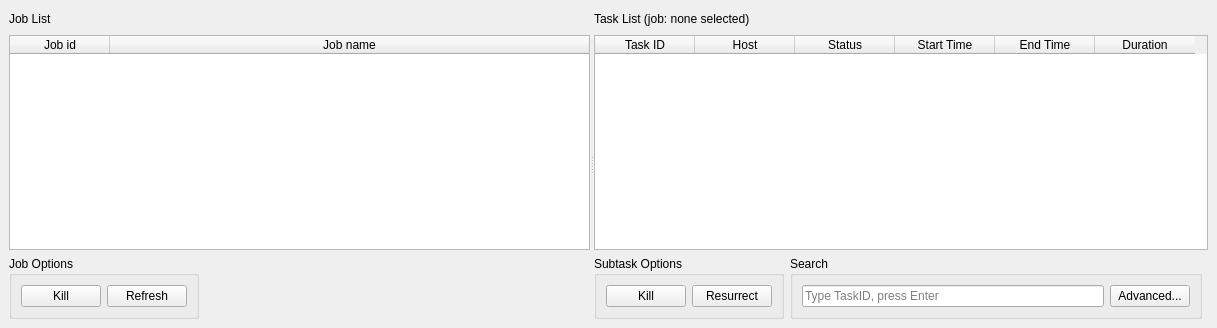
Above: Ui_JobListTest.ui from CogswellProjectHydra/githubHydraRepo before the change. Below: the same form after it.
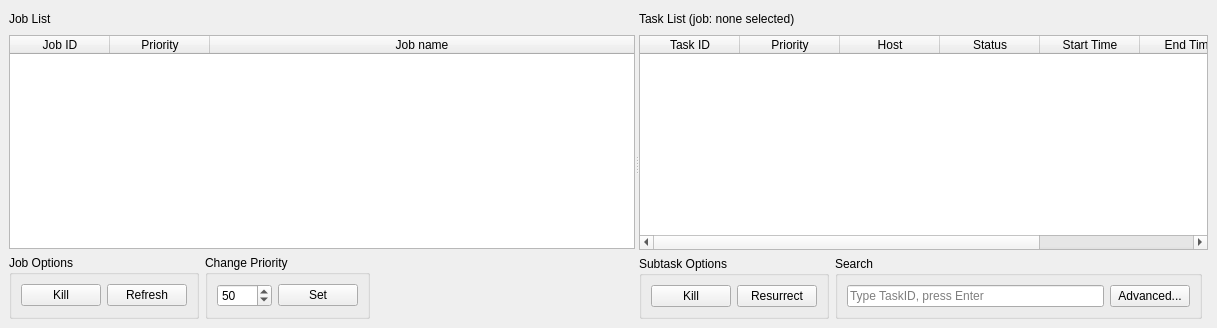
That is the form after the change.

Commit message: Added priorities and setting thereof to JobListTest

Diff of the .ui file:
```diff
--- a/Ui_JobListTest.ui
+++ b/Ui_JobListTest.ui
@@ -22,7 +22,7 @@
       </property>
       <widget class="QWidget" name="layoutWidget">
        <layout class="QGridLayout" name="gridLayout">
-        <item row="1" column="0" colspan="3">
+        <item row="1" column="0" colspan="7">
          <widget class="QTableWidget" name="jobTable">
           <property name="editTriggers">
            <set>QAbstractItemView::NoEditTriggers</set>
@@ -30,12 +30,23 @@
           <property name="sortingEnabled">
            <bool>true</bool>
           </property>
+          <attribute name="horizontalHeaderVisible">
+           <bool>true</bool>
+          </attribute>
           <attribute name="horizontalHeaderStretchLastSection">
            <bool>true</bool>
           </attribute>
+          <attribute name="verticalHeaderVisible">
+           <bool>false</bool>
+          </attribute>
           <column>
            <property name="text">
-            <string>Job id</string>
+            <string>Job ID</string>
+           </property>
+          </column>
+          <column>
+           <property name="text">
+            <string>Priority</string>
            </property>
           </column>
           <column>
@@ -45,8 +56,8 @@
           </column>
          </widget>
         </item>
-        <item row="2" column="2">
-         <spacer name="horizontalSpacer_2">
+        <item row="0" column="1" colspan="6">
+         <spacer name="horizontalSpacer">
           <property name="orientation">
            <enum>Qt::Horizontal</enum>
           </property>
@@ -58,6 +69,16 @@
           </property>
          </spacer>
         </item>
+        <item row="0" column="0">
+         <widget class="QLabel" name="jobTableLabel">
+          <property name="text">
+           <string>Job List</string>
+          </property>
+          <property name="buddy">
+           <cstring>jobTable</cstring>
+          </property>
+         </widget>
+        </item>
         <item row="2" column="0" colspan="2">
          <widget class="QGroupBox" name="groupBox_2">
           <property name="minimumSize">
@@ -70,14 +91,14 @@
            <string>Job Options</string>
           </property>
           <layout class="QGridLayout" name="gridLayout_5">
-           <item row="0" column="0">
+           <item row="1" column="0">
             <widget class="QPushButton" name="killJobButton">
              <property name="text">
               <string>Kill</string>
              </property>
             </widget>
            </item>
-           <item row="0" column="1">
+           <item row="1" column="1">
             <widget class="QPushButton" name="refreshButton">
              <property name="text">
               <string>Refresh</string>
@@ -87,27 +108,33 @@
           </layout>
          </widget>
         </item>
-        <item row="0" column="1" colspan="2">
-         <spacer name="horizontalSpacer">
-          <property name="orientation">
-           <enum>Qt::Horizontal</enum>
+        <item row="2" column="2" colspan="2">
+         <widget class="QGroupBox" name="groupBox_4">
+          <property name="title">
+           <string>Change Priority</string>
           </property>
-          <property name="sizeHint" stdset="0">
-           <size>
-            <width>40</width>
-            <height>20</height>
-           </size>
+          <property name="alignment">
+           <set>Qt::AlignLeading|Qt::AlignLeft|Qt::AlignTop</set>
           </property>
-         </spacer>
-        </item>
-        <item row="0" column="0">
-         <widget class="QLabel" name="jobTableLabel">
-          <property name="text">
-           <string>Job List</string>
-          </property>
-          <property name="buddy">
-           <cstring>jobTable</cstring>
-          </property>
+          <layout class="QGridLayout" name="gridLayout_7">
+           <item row="1" column="1">
+            <widget class="QPushButton" name="prioritySetButton">
+             <property name="text">
+              <string>Set</string>
+             </property>
+            </widget>
+           </item>
+           <item row="1" column="0">
+            <widget class="QSpinBox" name="prioritySpinBox">
+             <property name="maximum">
+              <number>999</number>
+             </property>
+             <property name="value">
+              <number>50</number>
+             </property>
+            </widget>
+           </item>
+          </layout>
          </widget>
         </item>
        </layout>
@@ -170,11 +197,19 @@
           <property name="sortingEnabled">
            <bool>true</bool>
           </property>
+          <attribute name="verticalHeaderVisible">
+           <bool>false</bool>
+          </attribute>
           <column>
            <property name="text">
             <string>Task ID</string>
            </property>
           </column>
+          <column>
+           <property name="text">
+            <string>Priority</string>
+           </property>
+          </column>
           <column>
            <property name="text">
             <string>Host</string>
@@ -220,9 +255,6 @@
           <layout class="QGridLayout" name="gridLayout_6">
            <item row="0" column="0">
             <widget class="QLineEdit" name="taskIDLineEdit">
-             <property name="text">
-              <string/>
-             </property>
              <property name="placeholderText">
               <string>Type TaskID, press Enter</string>
              </property>
```
The commit also changes 2 other files.
